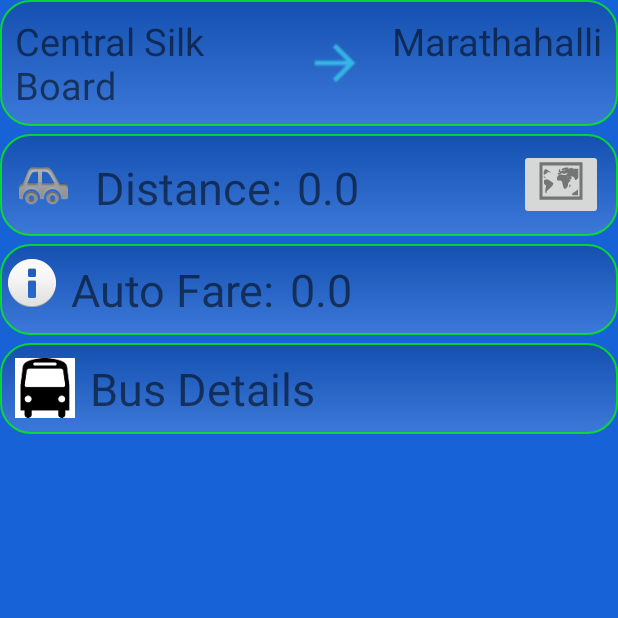
After one commit to sudheendra/BangaloreTravelInfo, an Android app: the DetailsActivity screen opened directly, with no data from a screen before it, on a phone screen of 412 x 824 dp, the top half of it. The commit adds this screen. Run offline under Robolectric (Android 15) with nearby library versions, the phone set to English and light mode, and no system bars; 1 statement that could not run was skipped.

Commit message:
Changes to Load Details Screen
Created New Details activity.

```diff
--- /dev/null
+++ b/BangaloreTravelInfo/src/main/java/com/examples/bangaloretravelinfo/DetailsActivity.java
@@ -0,0 +1,145 @@
+package com.examples.bangaloretravelinfo;
+
+import android.app.Activity;
+import android.content.Intent;
+import android.support.v7.app.ActionBarActivity;
+import android.support.v7.app.ActionBar;
+import android.support.v4.app.Fragment;
+import android.os.Bundle;
+import android.util.Log;
+import android.util.TypedValue;
+import android.view.LayoutInflater;
+import android.view.Menu;
+import android.view.MenuItem;
+import android.view.View;
+import android.view.ViewGroup;
+import android.os.Build;
+import android.widget.LinearLayout;
+import android.widget.TextView;
+
+import com.examples.bangaloretravelguide.R;
+
+import java.util.ArrayList;
+
+public class DetailsActivity extends Activity {
+
+    private TextView distText;
+    private TextView autoFare;
+
+    private Float TotalDistance;
+    private Double AutoFare;
+
+    private ArrayList<String> BusNumbers;
+    private ArrayList<String> Distance;
+    private ArrayList<String> JourneyTime;
+    private ArrayList<String> Fare;
+    private ArrayList<String> ServiceType;
+
+    @Override
+    protected void onCreate(Bundle savedInstanceState) {
+        super.onCreate(savedInstanceState);
+        Intent intent = getIntent();
+        TotalDistance = intent.getFloatExtra("TotalDistance", 0);
+        AutoFare = intent.getDoubleExtra("AutoFare", 0);
+        BusNumbers = intent.getStringArrayListExtra("BusNumbers");
+        Distance = intent.getStringArrayListExtra("Distance");
+        JourneyTime = intent.getStringArrayListExtra("JourneyTime");
+        Fare = intent.getStringArrayListExtra("Fare");
+        ServiceType = intent.getStringArrayListExtra("ServiceType");
+
+        setContentView(R.layout.activity_details);
+        distText = (TextView) findViewById(R.id.distance_info);
+        autoFare = (TextView) findViewById(R.id.auto_fare);
+
+        LoadDetails();
+    }
+
+    private void  LoadDetails()
+    {
+        distText.setText(TotalDistance.toString());
+        autoFare.setText(new Double(AutoFare).toString());
+
+        for (int i = 0; i < BusNumbers.size(); i++) {
+            AddBusDetails(BusNumbers.get(i), Distance.get(i), JourneyTime.get(i),
+                    Fare.get(i), ServiceType.get(i));
+        }
+    }
+
+    private void AddBusDetails(String busnum, String distance, String journeyTime, String fare, String serviceType)
+    {
+        LinearLayout ll = new LinearLayout(this);
+        ll.setBackgroundResource(R.drawable.linear_lyt_background);
+        ll.setOrientation(LinearLayout.VERTICAL);
+
+        TextView BusNumber = new TextView(this);
+        BusNumber.setTextSize(TypedValue.COMPLEX_UNIT_DIP, 30);
+        BusNumber.setPadding(10, 0, 0, 0);
+        BusNumber.setText("Bus # : " + busnum);
+
+        TextView Fare = new TextView(this);
+        Fare.setTextSize(TypedValue.COMPLEX_UNIT_DIP, 30);
+        Fare.setPadding(10, 0, 0, 0);
+        Fare.setText("Fare : " + fare);
+
+        TextView JourneyTime = new TextView(this);
+        JourneyTime.setTextSize(TypedValue.COMPLEX_UNIT_DIP, 30);
+        JourneyTime.setPadding(10, 0, 0, 0);
+        JourneyTime.setText("Journey Time : " + journeyTime);
+
+        TextView Distance = new TextView(this);
+        Distance.setTextSize(TypedValue.COMPLEX_UNIT_DIP, 30);
+        Distance.setPadding(10, 0, 0, 0);
+        Distance.setText("Distance : " + distance);
+
+        TextView ServiceType = new TextView(this);
+        ServiceType.setTextSize(TypedValue.COMPLEX_UNIT_DIP, 30);
+        ServiceType.setPadding(10, 0, 0, 0);
+        ServiceType.setText("Service : " + ServiceType);
+
+        ll.addView(BusNumber, 0);
+        ll.addView(Fare, 1);
+        ll.addView(JourneyTime, 2);
+        ll.addView(Distance, 3);
+        ll.addView(ServiceType, 4);
+
+        LinearLayout parent = (LinearLayout) (findViewById(R.layout.activity_details));
+        parent.addView(ll);
+    }
+
+    @Override
+    public boolean onCreateOptionsMenu(Menu menu) {
+
+        // Inflate the menu; this adds items to the action bar if it is present.
+        getMenuInflater().inflate(R.menu.details, menu);
+        return true;
+    }
+
+    @Override
+    public boolean onOptionsItemSelected(MenuItem item) {
+        // Handle action bar item clicks here. The action bar will
+        // automatically handle clicks on the Home/Up button, so long
+        // as you specify a parent activity in AndroidManifest.xml.
+        int id = item.getItemId();
+        if (id == R.id.action_settings) {
+            return true;
+        }
+        return super.onOptionsItemSelected(item);
+    }
+
+    /**
+     * A placeholder fragment containing a simple view.
+     */
+    public static class PlaceholderFragment extends Fragment {
+
+        public PlaceholderFragment() {
+        }
+
+        @Override
+        public View onCreateView(LayoutInflater inflater, ViewGroup container,
+                Bundle savedInstanceState) {
+            View rootView = inflater.inflate(R.layout.fragment_details, container, false);
+            return rootView;
+        }
+    }
+
+}
--- /dev/null
+++ b/BangaloreTravelInfo/src/main/res/layout/activity_details.xml
@@ -0,0 +1,118 @@
+<?xml version="1.0" encoding="utf-8"?>
+
+<LinearLayout xmlns:android="http://schemas.android.com/apk/res/android"
+    android:orientation="vertical" android:layout_width="match_parent"
+    android:layout_height="match_parent"
+    android:background="#1862d8">
+
+    <LinearLayout
+        android:layout_width="match_parent"
+        android:layout_height="wrap_content"
+        android:background="@drawable/linear_lyt_background">
+        <TextView
+            android:layout_width="wrap_content"
+            android:layout_weight="0.3"
+            android:layout_height="match_parent"
+            android:id="@+id/from_detail_text"
+            android:text="Central Silk Board"
+            android:textSize="25dp"/>
+        <ImageView
+            android:layout_width="100dp"
+            android:layout_height="match_parent"
+            android:layout_weight="0.3"
+            android:src="@drawable/navigation_forward"/>
+        <TextView
+            android:layout_width="wrap_content"
+            android:layout_height="match_parent"
+            android:id="@+id/to_detail_text"
+            android:text="Marathahalli"
+            android:textSize="25dp"/>
+    </LinearLayout>
+    <View
+        android:layout_width="match_parent"
+        android:layout_height="5dp" />
+    <LinearLayout
+        android:layout_width="fill_parent"
+        android:layout_height="wrap_content"
+        android:paddingTop="10dp"
+        android:paddingLeft="5dp"
+        android:orientation="horizontal"
+        android:background="@drawable/linear_lyt_background">
+        <ImageView
+            android:layout_width="wrap_content"
+            android:layout_height="wrap_content"
+            android:src="@drawable/ic_menu_car"/>
+        <TextView
+            android:paddingLeft="10dp"
+            android:paddingTop="5dp"
+            android:layout_width="wrap_content"
+            android:layout_height="wrap_content"
+            android:textSize="30dp"
+            android:text="Distance:"/>
+
+        <TextView
+            android:layout_width="wrap_content"
+            android:layout_height="wrap_content"
+            android:paddingLeft="10dp"
+            android:textSize="30dp"
+            android:layout_weight="1"
+            android:id="@+id/distance_info"/>
+        <ImageButton
+            android:layout_width="wrap_content"
+            android:layout_height="wrap_content"
+            android:paddingTop="5dp"
+            android:id="@+id/map_view_button"
+            android:src="@drawable/ic_action_map"/>
+    </LinearLayout>
+    <View
+        android:layout_width="match_parent"
+        android:layout_height="5dp" />
+
+    <LinearLayout
+        android:layout_width="fill_parent"
+        android:layout_height="wrap_content"
+        android:paddingTop="10dp"
+        android:paddingLeft="5dp"
+        android:orientation="horizontal"
+        android:background="@drawable/linear_lyt_background">
+        <ImageView
+            android:layout_width="wrap_content"
+            android:layout_height="wrap_content"
+            android:src="@android:drawable/ic_dialog_info"/>
+        <TextView
+            android:paddingLeft="10dp"
+            android:layout_width="wrap_content"
+            android:layout_height="wrap_content"
+            android:textSize="30dp"
+            android:text="Auto Fare:"/>
+
+        <TextView
+            android:layout_width="wrap_content"
+            android:layout_height="wrap_content"
+            android:paddingLeft="10dp"
+            android:textSize="30dp"
+            android:layout_weight="1"
+            android:id="@+id/auto_fare"/>
+    </LinearLayout>
+    <View
+        android:layout_width="match_parent"
+        android:layout_height="5dp" />
+
+    <LinearLayout
+        android:layout_width="match_parent"
+        android:layout_height="wrap_content"
+        android:background="@drawable/linear_lyt_background"
+        android:id="@+id/bmtc_details">
+        <ImageView
+            android:layout_width="40dp"
+            android:layout_height="40dp"
+            android:src="@drawable/ic_icon_bus_grey"/>
+        <TextView
+            android:paddingLeft="10dp"
+            android:layout_width="match_parent"
+            android:layout_height="wrap_content"
+            android:textSize="30dp"
+            android:text="Bus Details"/>
+    </LinearLayout>
+
+</LinearLayout>
--- /dev/null
+++ b/BangaloreTravelInfo/src/main/res/menu/details.xml
@@ -0,0 +1,10 @@
+<menu xmlns:android="http://schemas.android.com/apk/res/android"
+    xmlns:app="http://schemas.android.com/apk/res-auto"
+    xmlns:tools="http://schemas.android.com/tools"
+    tools:context=".DetailsActivity" >
+
+    <item android:id="@+id/action_settings"
+        android:title="@string/action_settings"
+        android:orderInCategory="100"
+        app:showAsAction="never" />
+</menu>
--- a/BangaloreTravelInfo/src/main/res/values/strings.xml
+++ b/BangaloreTravelInfo/src/main/res/values/strings.xml
@@ -4,5 +4,6 @@
     <string name="app_name">Bangalore Travel Guide</string>
     <string name="hello_world">Hello world!</string>
     <string name="action_settings">Settings</string>
+    <string name="title_activity_details">DetailsActivity</string>
 
 </resources>
```
Also changed, not shown: BangaloreTravelInfo/src/main/AndroidManifest.xml (+8 -2 lines), BangaloreTravelInfo/src/main/java/com/examples/bangaloretravelinfo/MainActivity.java (+36 -104 lines), BangaloreTravelInfo/src/main/res/layout/fragment_details.xml (added, +16 -0 lines).
